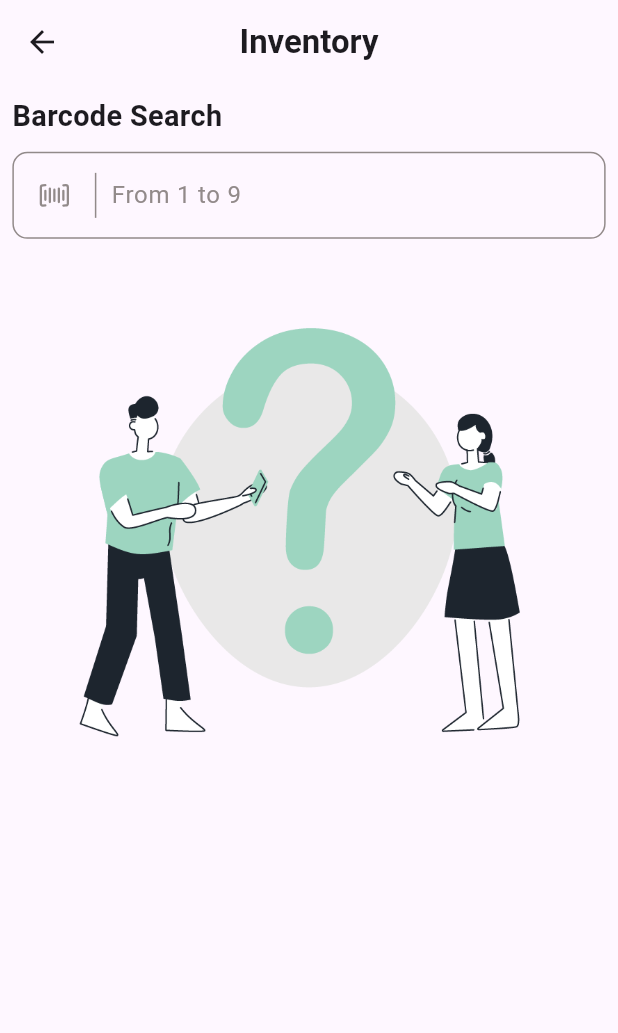
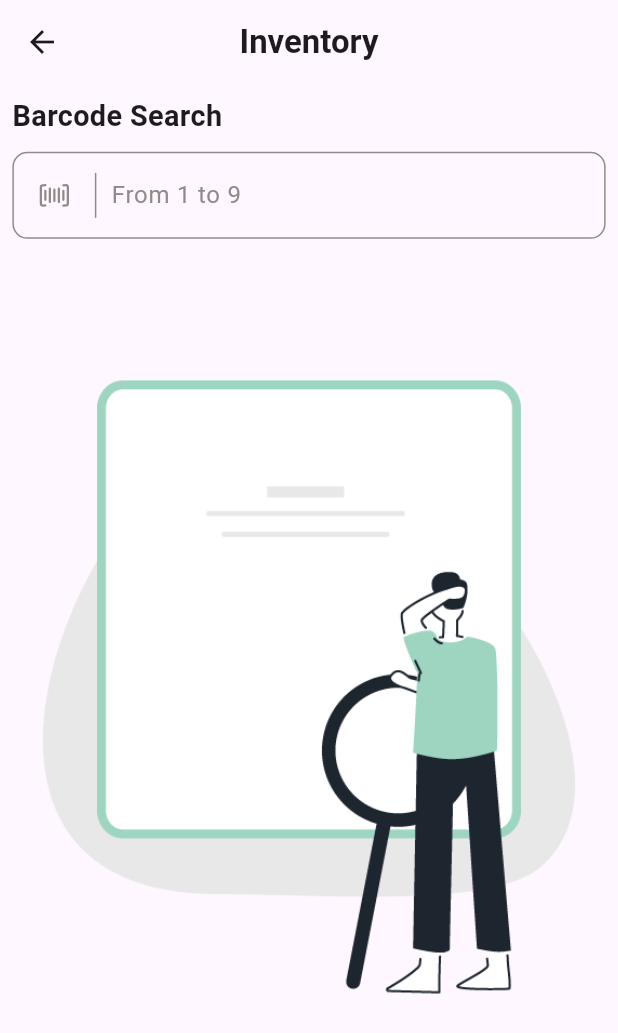
Before and after one commit to kyrillosTharwat/Stocktaking-App, a Flutter app: the screen it shows after launch, after a tap on an icon or button, on a phone screen of 412 x 824 dp. Shown: the top 1033 px of the screen. Run offline on Flutter 3.47's test engine with Material 3 defaults, Android fonts, the phone set to English and light mode, and no system bars; our stand-ins replace animated_splash_screen, get, get_storage, google_fonts, ionicons, page_transition and 2 more; accounts and stored records are empty; Roboto replaces fonts that are missing (Ubuntu).

Commit message:
last update

```diff
--- a/lib/view/inventory_view.dart
+++ b/lib/view/inventory_view.dart
@@ -37,20 +37,22 @@ class InventoryView extends StatelessWidget {
                   children: [
                     TextForm(
                         controller: controller.barcodeController,
+                        keyboardType: TextInputType.text,
                         title: 'Barcode Search ',
                         icon: Ionicons.barcode_outline,
                         hintText: 'From 1 to 9 ',
-                        onSubmit: (value){
-                          if(controller.isItemExist == false) {
+                        onSubmit: (value) {
+                          if (controller.isItemExist == false) {
                             ExpWidgets.showRedSnackBar("Barcode Is Incorrect");
+                          }
                           controller.searchByBarcode();
-                        }},
+                        },
                         onChange: (value) {
                           controller.searchByBarcode();
                         }),
                     controller.isItemExist
                         ? Padding(
-                          padding:  EdgeInsets.only(top: 2.h),
+                            padding: EdgeInsets.only(top: 2.h),
                             child: Container(
                               margin: const EdgeInsets.only(bottom: 16),
                               decoration: BoxDecoration(
@@ -113,9 +115,9 @@ class InventoryView extends StatelessWidget {
                             ),
                           )
                         : Image.asset(
-                            'assets/images/emptyStock.png',
-                            width: 90.w,
-                            height: 90.w,
+                            'assets/images/noResult.png',
+                            width: 120.w,
+                            height: 70.h,
                             fit: BoxFit.cover,
                           ),
                   ],
--- a/lib/view/main_menu_view.dart
+++ b/lib/view/main_menu_view.dart
@@ -30,6 +30,7 @@ class MainMenuView extends StatelessWidget {
                  Ionicons.moon,
                  size: 25.sp,
                ),
+                SizedBox(width: 2.w,),
                 Switch(
                   activeColor: AppColors.hardMintGreen,
                   value: ThemeService().isSavedDarkMode(),
--- a/pubspec.yaml
+++ b/pubspec.yaml
@@ -36,7 +36,6 @@ dependencies:
   path:
   intl:
   sizer:
-  flutter_onboarding_slider:
   animated_splash_screen:
   ionicons:
   conditional_builder_null_safety:
```
Also changed, not shown: lib/controllers/inventory_controller.dart (+5 -4 lines), lib/controllers/main_menu_controller.dart (+3 -7 lines), lib/controllers/new_document_controller.dart (+13 -8 lines), lib/services/database_service.dart (+6 -50 lines), assets/images/noResult.png (added), pubspec.lock. Lines whose indentation alone changed are shown as unchanged.
